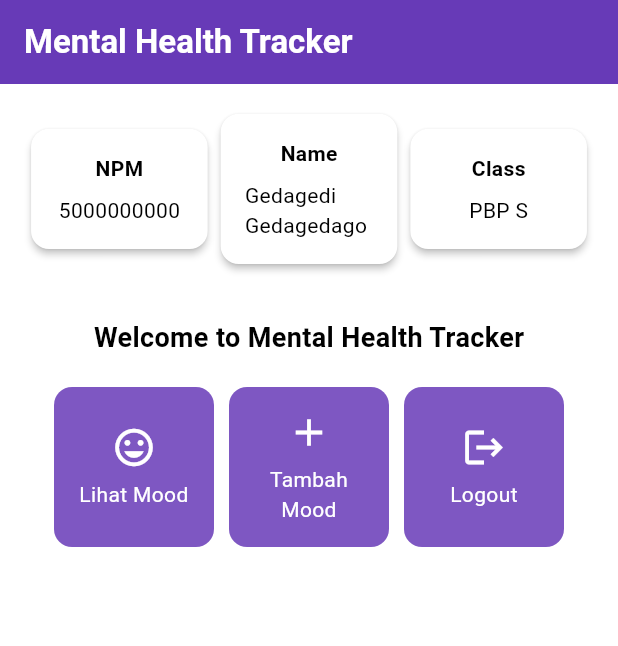
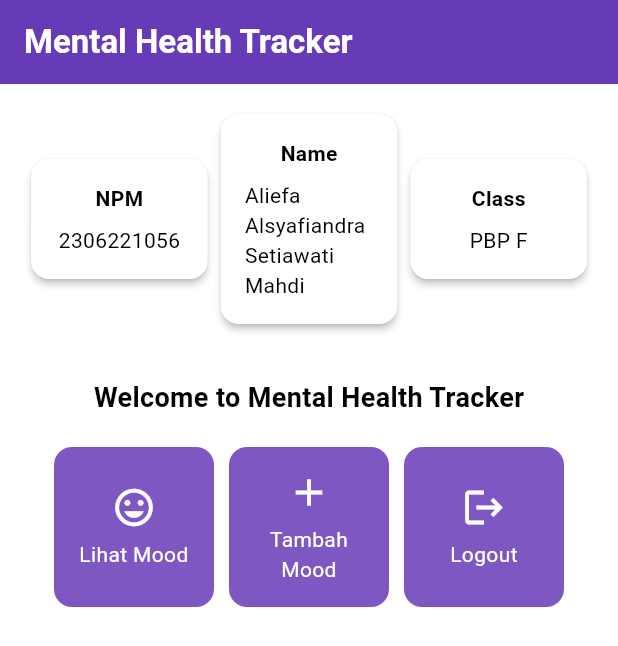
Before and after one commit to alicfamahdi/mental-health-tracker-mobile, a Flutter app: the screen it shows after launch, on a phone screen of 412 x 824 dp. Shown: the top 646 px of the screen. Run offline on Flutter 3.47's test engine with Material 3 defaults, Android fonts, the phone set to English and light mode, and no system bars.

Commit message:
tut 6 npm nama

```diff
--- a/mental_health_tracker/lib/menu.dart
+++ b/mental_health_tracker/lib/menu.dart
@@ -1,9 +1,9 @@
 import 'package:flutter/material.dart';
 
 class MyHomePage extends StatelessWidget {
-  final String npm = '5000000000'; // NPM
-  final String name = 'Gedagedi Gedagedago'; // Nama
-  final String className = 'PBP S'; // Kelas
+  final String npm = '2306221056'; // NPM
+  final String name = 'Aliefa Alsyafiandra Setiawati Mahdi'; // Nama
+  final String className = 'PBP F'; // Kelas
 
   final List<ItemHomepage> items = [
       ItemHomepage("Lihat Mood", Icons.mood),
```
